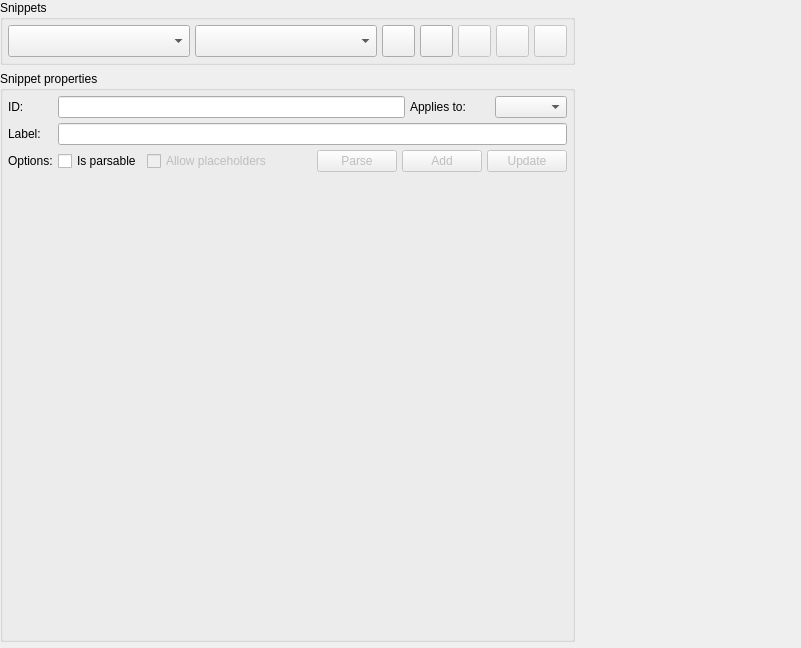
The window that libs/libgui/ui/settings/snippetsconfigwidget.ui (arichiardi/pgmodeler) describes before a commit, drawn with Qt 5.
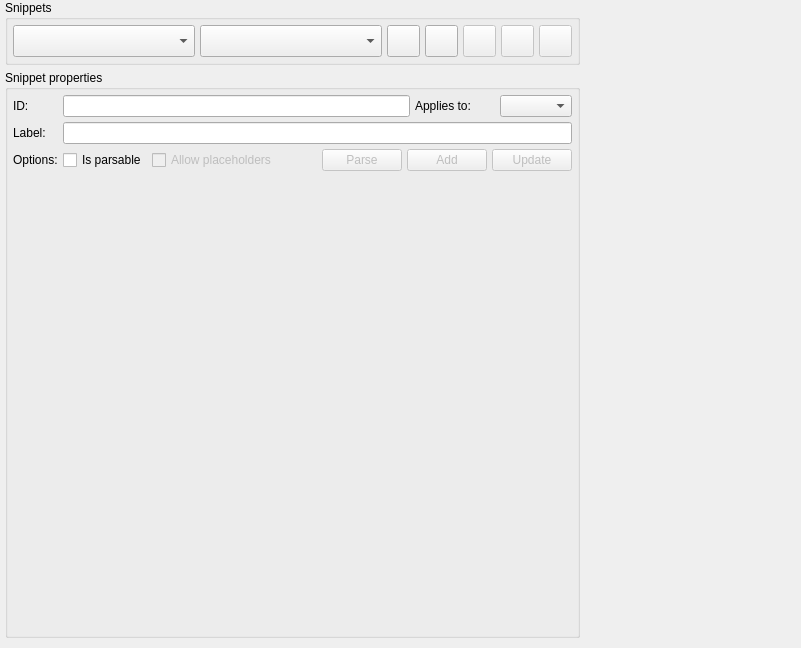
The same window after the commit. Icons and pictures are not drawn.

```diff
--- a/libs/libgui/ui/settings/snippetsconfigwidget.ui
+++ b/libs/libgui/ui/settings/snippetsconfigwidget.ui
@@ -15,16 +15,19 @@
   </property>
   <layout class="QGridLayout" name="gridLayout_2">
    <property name="leftMargin">
-    <number>0</number>
+    <number>5</number>
    </property>
    <property name="topMargin">
     <number>0</number>
    </property>
    <property name="rightMargin">
-    <number>0</number>
+    <number>5</number>
    </property>
    <property name="bottomMargin">
-    <number>0</number>
+    <number>5</number>
+   </property>
+   <property name="spacing">
+    <number>5</number>
    </property>
    <item row="0" column="1" rowspan="3">
     <spacer name="horizontalSpacer_7">
```
